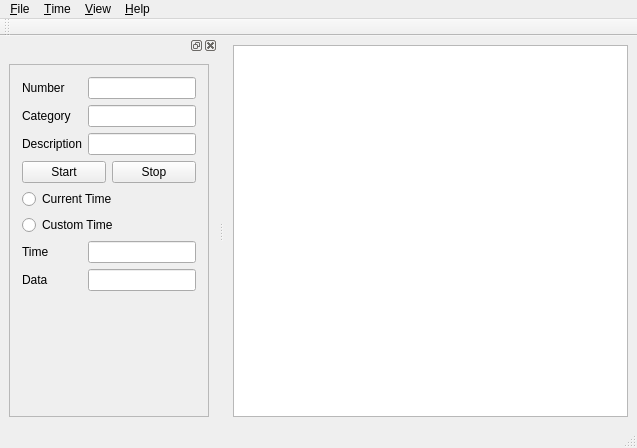
This is mainWindow.ui in kingjt95/TimeTable-Creator as Qt 5 draws it before an edit. The edited form follows.
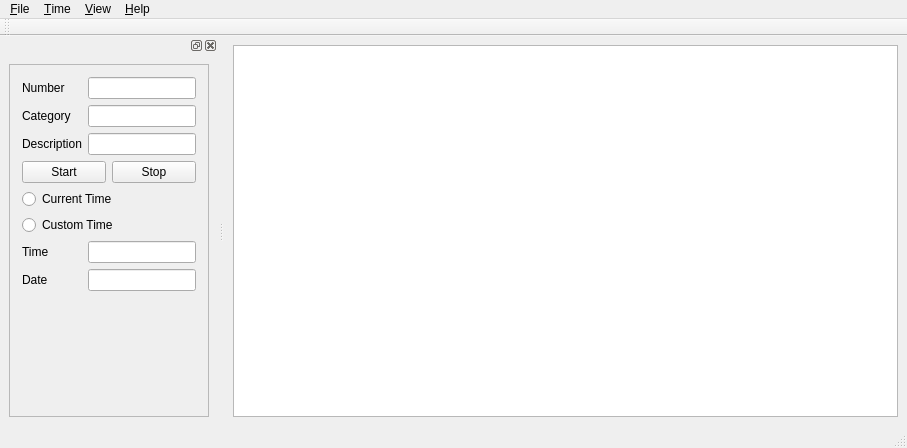
This is the edited form.

What changed in the file:
```diff
--- a/mainWindow.ui
+++ b/mainWindow.ui
@@ -6,7 +6,7 @@
    <rect>
     <x>0</x>
     <y>0</y>
-    <width>637</width>
+    <width>907</width>
     <height>448</height>
    </rect>
   </property>
@@ -25,7 +25,7 @@
     <rect>
      <x>0</x>
      <y>0</y>
-     <width>637</width>
+     <width>907</width>
      <height>21</height>
     </rect>
    </property>
@@ -141,7 +141,7 @@
            <item row="7" column="0">
             <widget class="QLabel" name="DateLabel">
              <property name="text">
-              <string>Data</string>
+              <string>Date</string>
              </property>
             </widget>
            </item>
```
Left out of the diff: 9 changed lines with no effect on the pictures.
